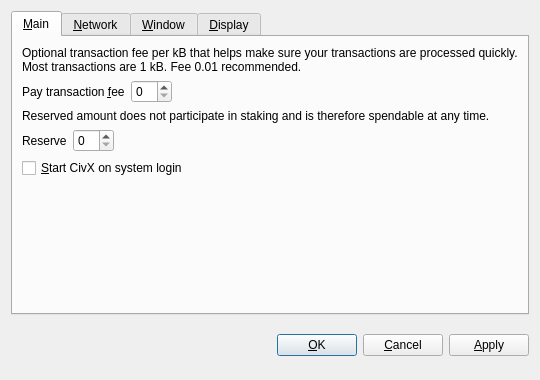
Qt form src/qt/forms/optionsdialog.ui (exoeconomy/EXOS-Qt) before a commit.
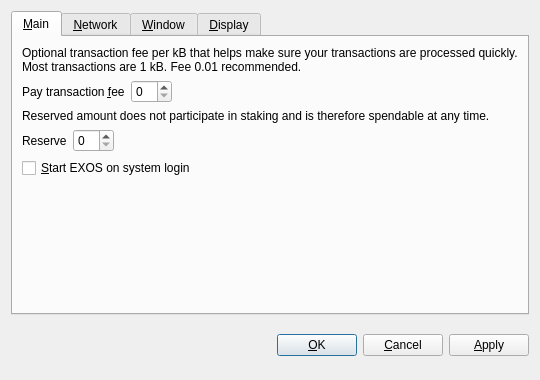
The same form after that commit. Custom widgets are drawn as their Qt base class.

The edit to the form file:
```diff
--- a/src/qt/forms/optionsdialog.ui
+++ b/src/qt/forms/optionsdialog.ui
@@ -128,7 +128,7 @@
           <string>Automatically start CivX after logging in to the system.</string>
          </property>
          <property name="text">
-          <string>&amp;Start CivX on system login</string>
+          <string>&amp;Start EXOS on system login</string>
          </property>
         </widget>
        </item>
```
Left out of the diff: 8 changed lines with no effect on the pictures.
